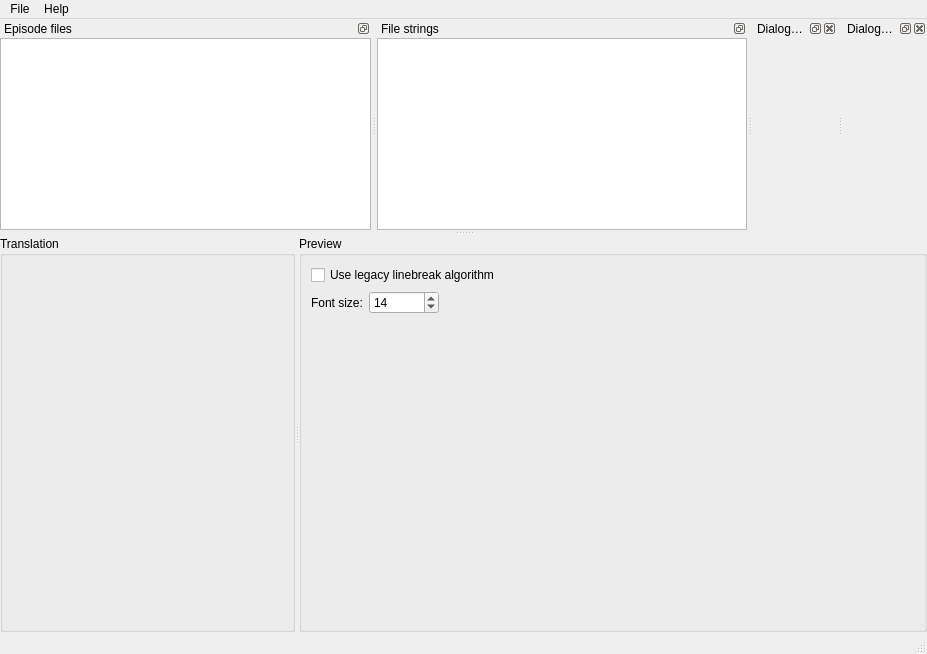
Before: the Qt Designer form Translator/translator_main.ui in WohlSoft/Moondust-Project, drawn with Qt 5.
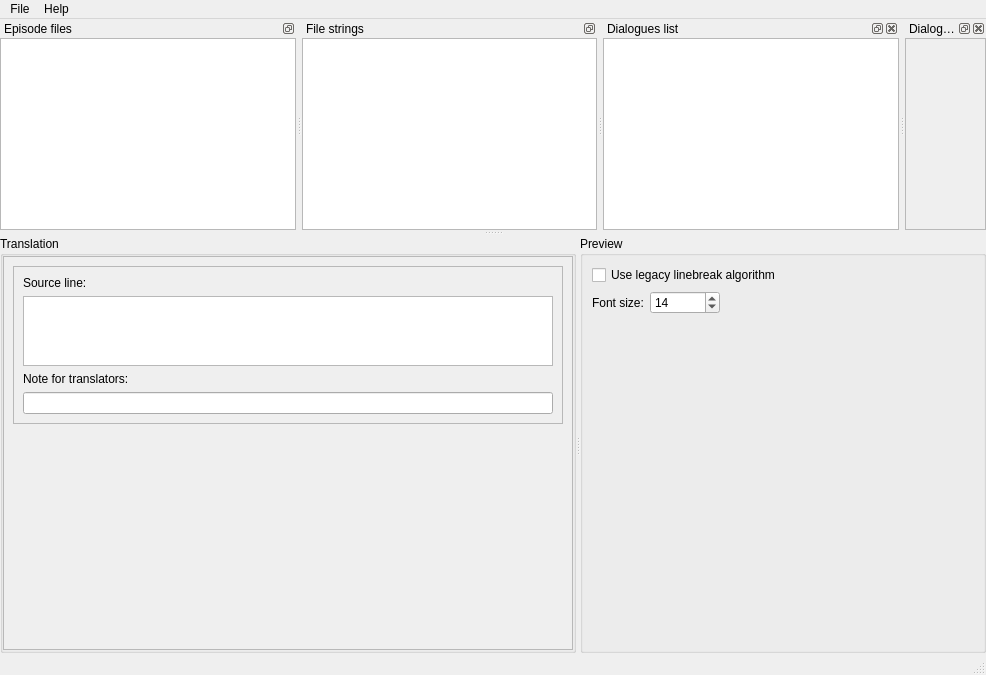
After: the same form once the commit is applied. Icons and pictures are not drawn. Custom widgets are drawn as their Qt base class.

Commit message:
Translator: More work, added dialogues preview
- Dialogues list
- Dialogue preview
- Fixed dialogues chain building code

What changed in the file:
```diff
--- a/Translator/translator_main.ui
+++ b/Translator/translator_main.ui
@@ -6,8 +6,8 @@
    <rect>
     <x>0</x>
     <y>0</y>
-    <width>927</width>
-    <height>654</height>
+    <width>986</width>
+    <height>675</height>
    </rect>
   </property>
   <property name="windowTitle">
@@ -46,12 +46,117 @@
        <property name="title">
         <string>Translation</string>
        </property>
+       <layout class="QVBoxLayout" name="translationGroupLayout" stretch="0">
+        <property name="spacing">
+         <number>0</number>
+        </property>
+        <property name="leftMargin">
+         <number>0</number>
+        </property>
+        <property name="topMargin">
+         <number>0</number>
+        </property>
+        <property name="rightMargin">
+         <number>0</number>
+        </property>
+        <property name="bottomMargin">
+         <number>0</number>
+        </property>
+        <item>
+         <widget class="QScrollArea" name="translationArea">
+          <property name="widgetResizable">
+           <bool>true</bool>
+          </property>
+          <widget class="QWidget" name="scrollAreaWidgetContents">
+           <property name="geometry">
+            <rect>
+             <x>0</x>
+             <y>0</y>
+             <width>569</width>
+             <height>396</height>
+            </rect>
+           </property>
+           <layout class="QVBoxLayout" name="translationLayout" stretch="1,1000000">
+            <item>
+             <widget class="QFrame" name="translationFrame">
+              <property name="frameShape">
+               <enum>QFrame::StyledPanel</enum>
+              </property>
+              <property name="frameShadow">
+               <enum>QFrame::Raised</enum>
+              </property>
+              <layout class="QVBoxLayout" name="translationFrameLayout">
+               <item>
+                <widget class="QLabel" name="sourceLineLabel">
+                 <property name="text">
+                  <string>Source line:</string>
+                 </property>
+                </widget>
+               </item>
+               <item>
+                <widget class="QPlainTextEdit" name="sourceLineRO">
+                 <property name="readOnly">
+                  <bool>true</bool>
+                 </property>
+                </widget>
+               </item>
+               <item>
+                <widget class="QLabel" name="sourceLineNoteLabel">
+                 <property name="text">
+                  <string>Note for translators:</string>
+                 </property>
+                </widget>
+               </item>
+               <item>
+                <widget class="QLineEdit" name="sourceLineNote">
+                 <property name="inputMask">
+                  <string notr="true"/>
+                 </property>
+                 <property name="text">
+                  <string notr="true"/>
+                 </property>
+                 <property name="readOnly">
+                  <bool>false</bool>
+                 </property>
+                </widget>
+               </item>
+              </layout>
+             </widget>
+            </item>
+            <item>
+             <spacer name="verticalSpacer">
+              <property name="orientation">
+               <enum>Qt::Vertical</enum>
+              </property>
+              <property name="sizeType">
+               <enum>QSizePolicy::MinimumExpanding</enum>
+              </property>
+              <property name="sizeHint" stdset="0">
+               <size>
+                <width>238</width>
+                <height>158</height>
+               </size>
+              </property>
+             </spacer>
+            </item>
+           </layout>
+          </widget>
+         </widget>
+        </item>
+       </layout>
       </widget>
       <widget class="QGroupBox" name="groupBox_2">
        <property name="title">
         <string>Preview</string>
        </property>
-       <layout class="QGridLayout" name="gridLayout_2" columnstretch="0,0,1000">
+       <layout class="QGridLayout" name="gridLayout_2" columnstretch="0,0,0">
+        <item row="1" column="0">
+         <widget class="QLabel" name="previewFontSizeLabel">
+          <property name="text">
+           <string>Font size:</string>
+          </property>
+         </widget>
+        </item>
         <item row="1" column="1">
          <widget class="QSpinBox" name="previewFontSize">
           <property name="minimumSize">
@@ -68,12 +173,8 @@
           </property>
          </widget>
         </item>
-        <item row="1" column="0">
-         <widget class="QLabel" name="previewFontSizeLabel">
-          <property name="text">
-           <string>Font size:</string>
-          </property>
-         </widget>
+        <item row="2" column="0" colspan="3">
+         <widget class="MsgBoxPreview" name="previewZone" native="true"/>
         </item>
         <item row="1" column="2">
          <spacer name="horizontalSpacer">
@@ -88,9 +189,6 @@
           </property>
          </spacer>
         </item>
-        <item row="2" column="0" colspan="3">
-         <widget class="MsgBoxPreview" name="previewZone" native="true"/>
-        </item>
         <item row="0" column="0" colspan="3">
          <widget class="QCheckBox" name="legacyLineBreak">
           <property name="text">
@@ -109,7 +207,7 @@
     <rect>
      <x>0</x>
      <y>0</y>
-     <width>927</width>
+     <width>986</width>
      <height>20</height>
     </rect>
    </property>
@@ -197,7 +295,17 @@
    <attribute name="dockWidgetArea">
     <number>4</number>
    </attribute>
-   <widget class="QWidget" name="dialoguesList"/>
+   <widget class="QTableView" name="dialoguesList">
+    <property name="selectionMode">
+     <enum>QAbstractItemView::SingleSelection</enum>
+    </property>
+    <property name="selectionBehavior">
+     <enum>QAbstractItemView::SelectRows</enum>
+    </property>
+    <attribute name="horizontalHeaderStretchLastSection">
+     <bool>true</bool>
+    </attribute>
+   </widget>
   </widget>
   <widget class="QDockWidget" name="dialoguePreviewWidget">
    <property name="windowTitle">
@@ -206,7 +314,36 @@
    <attribute name="dockWidgetArea">
     <number>4</number>
    </attribute>
-   <widget class="QWidget" name="dialoguePreview"/>
+   <widget class="QScrollArea" name="dialoguePreview">
+    <property name="widgetResizable">
+     <bool>true</bool>
+    </property>
+    <widget class="QWidget" name="dialoguePreviewContents">
+     <property name="geometry">
+      <rect>
+       <x>0</x>
+       <y>0</y>
+       <width>111</width>
+       <height>190</height>
+      </rect>
+     </property>
+     <layout class="QVBoxLayout" name="dialoguePreviewLayout" stretch="0">
+      <item>
+       <spacer name="verticalSpacer_2">
+        <property name="orientation">
+         <enum>Qt::Vertical</enum>
+        </property>
+        <property name="sizeHint" stdset="0">
+         <size>
+          <width>20</width>
+          <height>40</height>
+         </size>
+        </property>
+       </spacer>
+      </item>
+     </layout>
+    </widget>
+   </widget>
   </widget>
   <action name="actionOpen_project">
    <property name="text">
```
Left out of the diff: 28 changed lines with no effect on the pictures. The commit also changes 17 other files.
